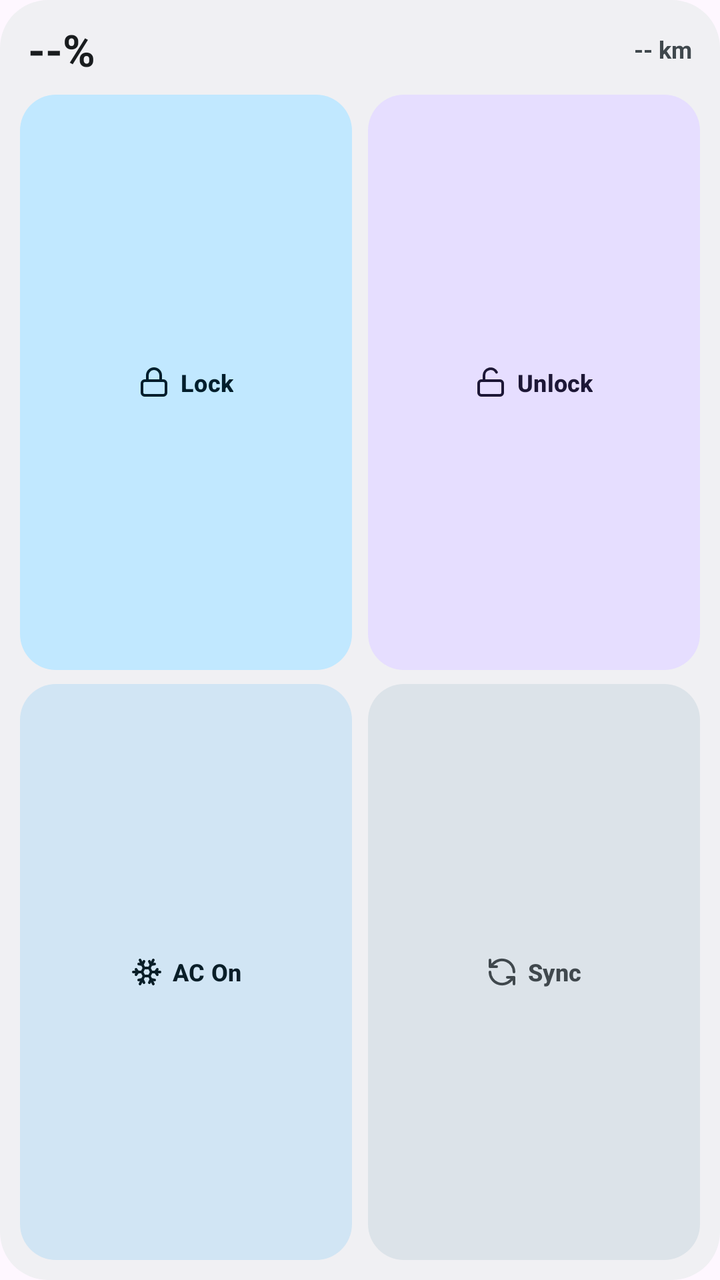
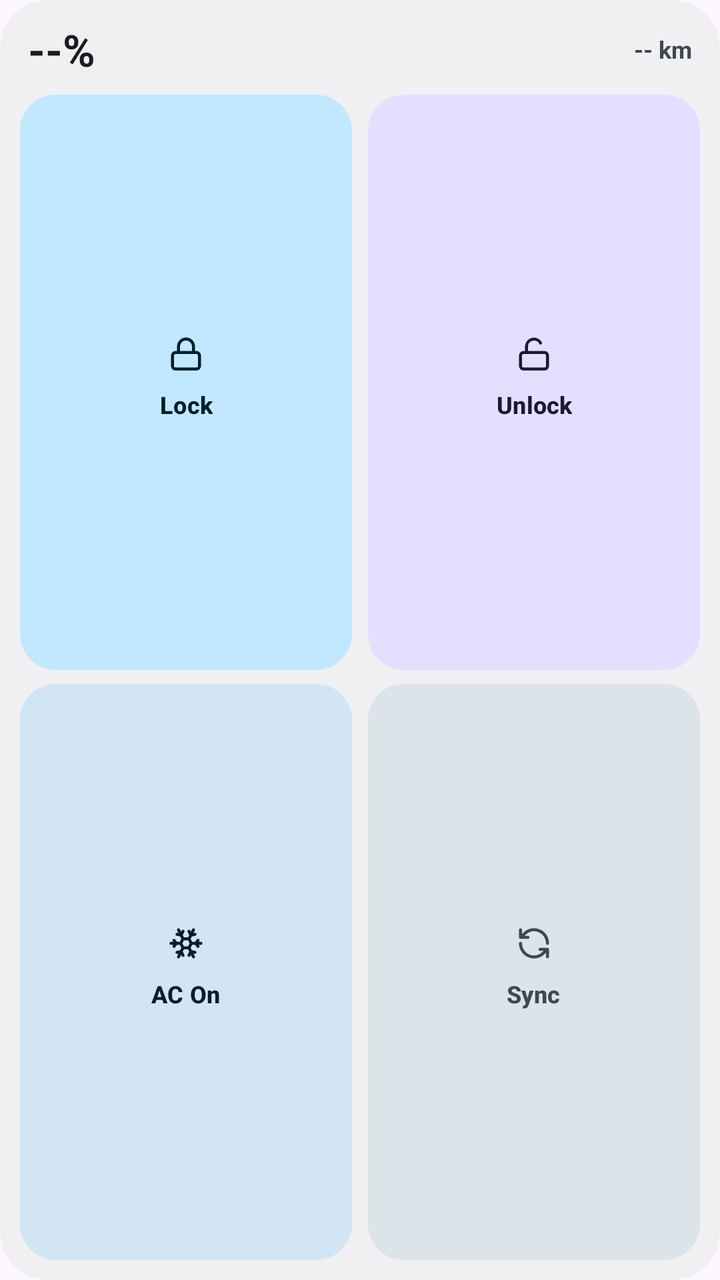

Two renders of the same Android screen: before a commit and after it. Below are the layout's source before the change and the commit's diff.
<!-- AndroidManifest.xml: application theme Theme.BydWatch -->
<!-- res/layout/widget_vehicle_2x2.xml -->
<?xml version="1.0" encoding="utf-8"?>
<LinearLayout xmlns:android="http://schemas.android.com/apk/res/android"
    android:id="@+id/widgetRoot"
    android:layout_width="match_parent"
    android:layout_height="match_parent"
    android:background="@drawable/bg_widget_card"
    android:orientation="vertical"
    android:padding="10dp">

    
    <LinearLayout
        android:id="@+id/widgetHeader"
        android:layout_width="match_parent"
        android:layout_height="wrap_content"
        android:layout_marginBottom="8dp"
        android:gravity="center_vertical"
        android:orientation="horizontal"
        android:paddingHorizontal="4dp">

        <TextView
            android:id="@+id/tvWidgetSoc"
            android:layout_width="wrap_content"
            android:layout_height="wrap_content"
            android:text="--%"
            android:textColor="@color/widget_on_surface"
            android:textSize="22sp"
            android:textStyle="bold" />

        <TextView
            android:id="@+id/tvWidgetRange"
            android:layout_width="0dp"
            android:layout_height="wrap_content"
            android:layout_marginStart="8dp"
            android:layout_weight="1"
            android:ellipsize="end"
            android:gravity="end"
            android:maxLines="2"
            android:text="-- km"
            android:textColor="@color/widget_on_surface_variant"
            android:textSize="12sp"
            android:textStyle="bold" />
    </LinearLayout>

    
    <LinearLayout
        android:layout_width="match_parent"
        android:layout_height="0dp"
        android:layout_weight="1"
        android:orientation="horizontal">

        <LinearLayout
            android:id="@+id/tileWidgetLock"
            android:layout_width="0dp"
            android:layout_height="match_parent"
            android:layout_marginEnd="4dp"
            android:layout_weight="1"
            android:background="@drawable/bg_widget_btn_primary"
            android:gravity="center"
            android:orientation="horizontal"
            android:paddingHorizontal="6dp">

            <ImageView
                android:id="@+id/ivWidgetLock"
                android:layout_width="16dp"
                android:layout_height="16dp"
                android:layout_marginEnd="5dp"
                android:importantForAccessibility="no"
                android:src="@drawable/ic_slot_lock"
                android:tint="@color/widget_on_primary_container" />

            <Button
                android:id="@+id/btnWidgetLock"
                android:layout_width="wrap_content"
                android:layout_height="wrap_content"
                android:background="@android:color/transparent"
                android:ellipsize="end"
                android:gravity="center"
                android:maxLines="1"
                android:minWidth="0dp"
                android:minHeight="0dp"
                android:padding="0dp"
                android:stateListAnimator="@null"
                android:text="Lock"
                android:textAllCaps="false"
                android:textColor="@color/widget_on_primary_container"
                android:textSize="12sp"
                android:textStyle="bold" />
        </LinearLayout>

        <LinearLayout
            android:id="@+id/tileWidgetUnlock"
            android:layout_width="0dp"
            android:layout_height="match_parent"
            android:layout_marginStart="4dp"
            android:layout_weight="1"
            android:background="@drawable/bg_widget_btn_tertiary"
            android:gravity="center"
            android:orientation="horizontal"
            android:paddingHorizontal="6dp">

            <ImageView
                android:id="@+id/ivWidgetUnlock"
                android:layout_width="16dp"
                android:layout_height="16dp"
                android:layout_marginEnd="5dp"
                android:importantForAccessibility="no"
                android:src="@drawable/ic_slot_unlock"
                android:tint="@color/widget_on_tertiary_container" />

            <Button
                android:id="@+id/btnWidgetUnlock"
                android:layout_width="wrap_content"
                android:layout_height="wrap_content"
                android:background="@android:color/transparent"
                android:ellipsize="end"
                android:gravity="center"
                android:maxLines="1"
                android:minWidth="0dp"
                android:minHeight="0dp"
                android:padding="0dp"
                android:stateListAnimator="@null"
                android:text="Unlock"
                android:textAllCaps="false"
                android:textColor="@color/widget_on_tertiary_container"
                android:textSize="12sp"
                android:textStyle="bold" />
        </LinearLayout>
    </LinearLayout>

    
    <LinearLayout
        android:layout_width="match_parent"
        android:layout_height="0dp"
        android:layout_marginTop="7dp"
        android:layout_weight="1"
        android:orientation="horizontal">

        <LinearLayout
            android:id="@+id/tileWidgetAc"
            android:layout_width="0dp"
            android:layout_height="match_parent"
            android:layout_marginEnd="4dp"
            android:layout_weight="1"
            android:background="@drawable/bg_widget_btn_secondary"
            android:gravity="center"
            android:orientation="horizontal"
            android:paddingHorizontal="6dp">

            <ImageView
                android:id="@+id/ivWidgetAc"
                android:layout_width="16dp"
                android:layout_height="16dp"
                android:layout_marginEnd="5dp"
                android:importantForAccessibility="no"
                android:src="@drawable/ic_slot_ac"
                android:tint="@color/widget_on_secondary_container" />

            <Button
                android:id="@+id/btnWidgetAc"
                android:layout_width="wrap_content"
                android:layout_height="wrap_content"
                android:background="@android:color/transparent"
                android:ellipsize="end"
                android:gravity="center"
                android:maxLines="1"
                android:minWidth="0dp"
                android:minHeight="0dp"
                android:padding="0dp"
                android:stateListAnimator="@null"
                android:text="AC On"
                android:textAllCaps="false"
                android:textColor="@color/widget_on_secondary_container"
                android:textSize="12sp"
                android:textStyle="bold" />
        </LinearLayout>

        <LinearLayout
            android:id="@+id/tileWidgetRefresh"
            android:layout_width="0dp"
            android:layout_height="match_parent"
            android:layout_marginStart="4dp"
            android:layout_weight="1"
            android:background="@drawable/bg_widget_btn_tonal"
            android:gravity="center"
            android:orientation="horizontal"
            android:paddingHorizontal="6dp">

            <ImageView
                android:id="@+id/ivWidgetRefresh"
                android:layout_width="16dp"
                android:layout_height="16dp"
                android:layout_marginEnd="5dp"
                android:importantForAccessibility="no"
                android:src="@drawable/ic_slot_sync"
                android:tint="@color/widget_on_surface_variant" />

            <Button
                android:id="@+id/btnWidgetRefresh"
                android:layout_width="wrap_content"
                android:layout_height="wrap_content"
                android:background="@android:color/transparent"
                android:ellipsize="end"
                android:gravity="center"
                android:maxLines="1"
                android:minWidth="0dp"
                android:minHeight="0dp"
                android:padding="0dp"
                android:stateListAnimator="@null"
                android:text="Sync"
                android:textAllCaps="false"
                android:textColor="@color/widget_on_surface_variant"
                android:textSize="12sp"
                android:textStyle="bold" />
        </LinearLayout>
    </LinearLayout>
</LinearLayout>
<!-- resources referenced by this layout -->
<resources>
  <color name="widget_on_primary_container">#002114</color>
  <color name="widget_on_secondary_container">#001E30</color>
  <color name="widget_on_surface">#181D1A</color>
  <color name="widget_on_surface_variant">#414944</color>
  <color name="widget_on_tertiary_container">#2B1700</color>
  <!-- drawable bg_widget_btn_primary (drawable) -->
  <?xml version="1.0" encoding="utf-8"?>
  <shape xmlns:android="http://schemas.android.com/apk/res/android"
      android:shape="rectangle">
      <solid android:color="@color/widget_primary_container" />
      <corners android:radius="18dp" />
  </shape>
  <!-- drawable bg_widget_btn_secondary (drawable) -->
  <?xml version="1.0" encoding="utf-8"?>
  <shape xmlns:android="http://schemas.android.com/apk/res/android"
      android:shape="rectangle">
      <solid android:color="@color/widget_secondary_container" />
      <corners android:radius="18dp" />
  </shape>
  <!-- drawable bg_widget_btn_tertiary (drawable) -->
  <?xml version="1.0" encoding="utf-8"?>
  <shape xmlns:android="http://schemas.android.com/apk/res/android"
      android:shape="rectangle">
      <solid android:color="@color/widget_tertiary_container" />
      <corners android:radius="18dp" />
  </shape>
  <!-- drawable bg_widget_btn_tonal (drawable) -->
  <?xml version="1.0" encoding="utf-8"?>
  <shape xmlns:android="http://schemas.android.com/apk/res/android"
      android:shape="rectangle">
      <solid android:color="@color/widget_surface_variant" />
      <corners android:radius="18dp" />
  </shape>
  <!-- drawable bg_widget_card (drawable) -->
  <?xml version="1.0" encoding="utf-8"?>
  <shape xmlns:android="http://schemas.android.com/apk/res/android"
      android:shape="rectangle">
      <solid android:color="@color/widget_surface" />
      <corners android:radius="24dp" />
  </shape>
  <!-- drawable ic_slot_ac (drawable) -->
  <?xml version="1.0" encoding="utf-8"?>
  <vector xmlns:android="http://schemas.android.com/apk/res/android"
      android:width="24dp"
      android:height="24dp"
      android:viewportWidth="24"
      android:viewportHeight="24">
      <path
          android:fillColor="@android:color/transparent"
          android:strokeColor="#FFFFFF"
          android:strokeLineCap="round"
          android:strokeLineJoin="round"
          android:strokeWidth="2"
          android:pathData="M10,20l-1.25,-2.5L6,18 M10,4L8.75,6.5L6,6 M14,20l1.25,-2.5L18,18 M14,4l1.25,2.5L18,6 M17,21l-3,-6h-4 M17,3l-3,6l1.5,3 M2,12h6.5L10,9 M20,10l-1.5,2l1.5,2 M22,12h-6.5L14,15 M4,10l1.5,2L4,14 M7,21l3,-6l-1.5,-3 M7,3l3,6h4" />
  </vector>
  <!-- drawable ic_slot_sync (drawable) -->
  <?xml version="1.0" encoding="utf-8"?>
  <vector xmlns:android="http://schemas.android.com/apk/res/android"
      android:width="24dp"
      android:height="24dp"
      android:viewportWidth="24"
      android:viewportHeight="24">
      <path
          android:fillColor="@android:color/transparent"
          android:strokeColor="#FFFFFF"
          android:strokeLineCap="round"
          android:strokeLineJoin="round"
          android:strokeWidth="2"
          android:pathData="M21,12a9,9 0 0,0 -15.5,-6.3L3,8 M3,3v5h5 M3,12a9,9 0 0,0 15.5,6.3L21,16 M21,21v-5h-5" />
  </vector>
  <color name="widget_primary_container">#9FF2CE</color>
  <color name="widget_secondary_container">#CBE6FF</color>
  <color name="widget_tertiary_container">#FFE0B2</color>
  <color name="widget_surface_variant">#E3EBE6</color>
  <color name="widget_surface">#F3F7F4</color>
  <color name="accent_emerald">#006C4C</color>
  <color name="bg_obsidian">#F6F8F7</color>
  <color name="accent_cyan">#00658E</color>
  <style name="Widget.BydWatch.TextInputLayout" parent="Widget.Material3.TextInputLayout.OutlinedBox">
          <item name="boxCornerRadiusTopStart">16dp</item>
          <item name="boxCornerRadiusTopEnd">16dp</item>
          <item name="boxCornerRadiusBottomStart">16dp</item>
          <item name="boxCornerRadiusBottomEnd">16dp</item>
          <item name="boxStrokeWidth">1dp</item>
          <item name="boxStrokeWidthFocused">2dp</item>
      </style>
  <!-- unchanged entries left out for length: 3 -->
</resources>

<!-- the commit's change to res/layout/widget_vehicle_2x2.xml (unified diff, before → after) -->
@@ -56,14 +56,14 @@
             android:layout_weight="1"
             android:background="@drawable/bg_widget_btn_primary"
             android:gravity="center"
-            android:orientation="horizontal"
-            android:paddingHorizontal="6dp">
+            android:orientation="vertical"
+            android:paddingHorizontal="4dp">
 
             <ImageView
                 android:id="@+id/ivWidgetLock"
-                android:layout_width="16dp"
-                android:layout_height="16dp"
-                android:layout_marginEnd="5dp"
+                android:layout_width="18dp"
+                android:layout_height="18dp"
+                android:layout_marginBottom="4dp"
                 android:importantForAccessibility="no"
                 android:src="@drawable/ic_slot_lock"
                 android:tint="@color/widget_on_primary_container" />
@@ -95,14 +95,14 @@
             android:layout_weight="1"
             android:background="@drawable/bg_widget_btn_tertiary"
             android:gravity="center"
-            android:orientation="horizontal"
-            android:paddingHorizontal="6dp">
+            android:orientation="vertical"
+            android:paddingHorizontal="4dp">
 
             <ImageView
                 android:id="@+id/ivWidgetUnlock"
-                android:layout_width="16dp"
-                android:layout_height="16dp"
-                android:layout_marginEnd="5dp"
+                android:layout_width="18dp"
+                android:layout_height="18dp"
+                android:layout_marginBottom="4dp"
                 android:importantForAccessibility="no"
                 android:src="@drawable/ic_slot_unlock"
                 android:tint="@color/widget_on_tertiary_container" />
@@ -143,14 +143,14 @@
             android:layout_weight="1"
             android:background="@drawable/bg_widget_btn_secondary"
             android:gravity="center"
-            android:orientation="horizontal"
-            android:paddingHorizontal="6dp">
+            android:orientation="vertical"
+            android:paddingHorizontal="4dp">
 
             <ImageView
                 android:id="@+id/ivWidgetAc"
-                android:layout_width="16dp"
-                android:layout_height="16dp"
-                android:layout_marginEnd="5dp"
+                android:layout_width="18dp"
+                android:layout_height="18dp"
+                android:layout_marginBottom="4dp"
                 android:importantForAccessibility="no"
                 android:src="@drawable/ic_slot_ac"
                 android:tint="@color/widget_on_secondary_container" />
@@ -182,14 +182,14 @@
             android:layout_weight="1"
             android:background="@drawable/bg_widget_btn_tonal"
             android:gravity="center"
-            android:orientation="horizontal"
-            android:paddingHorizontal="6dp">
+            android:orientation="vertical"
+            android:paddingHorizontal="4dp">
 
             <ImageView
                 android:id="@+id/ivWidgetRefresh"
-                android:layout_width="16dp"
-                android:layout_height="16dp"
-                android:layout_marginEnd="5dp"
+                android:layout_width="18dp"
+                android:layout_height="18dp"
+                android:layout_marginBottom="4dp"
                 android:importantForAccessibility="no"
                 android:src="@drawable/ic_slot_sync"
                 android:tint="@color/widget_on_surface_variant" />
